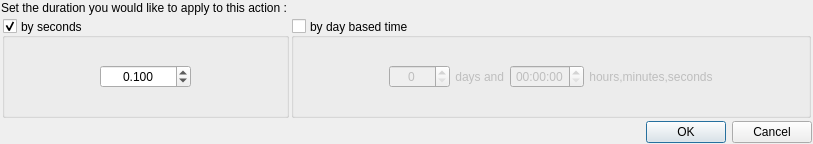
Qt form ui/createactiondialog/CreateWaitActionDialog.ui (AmirHammouteneEI/ScheduledPasteAndKeys) before a commit.
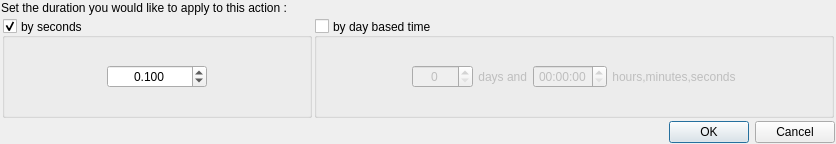
The same form after that commit.

Diff of the .ui file:
```diff
--- a/ui/createactiondialog/CreateWaitActionDialog.ui
+++ b/ui/createactiondialog/CreateWaitActionDialog.ui
@@ -6,7 +6,7 @@
    <rect>
     <x>0</x>
     <y>0</y>
-    <width>791</width>
+    <width>836</width>
     <height>144</height>
    </rect>
   </property>
```
Left out of the diff: 2 changed lines with no effect on the pictures.
